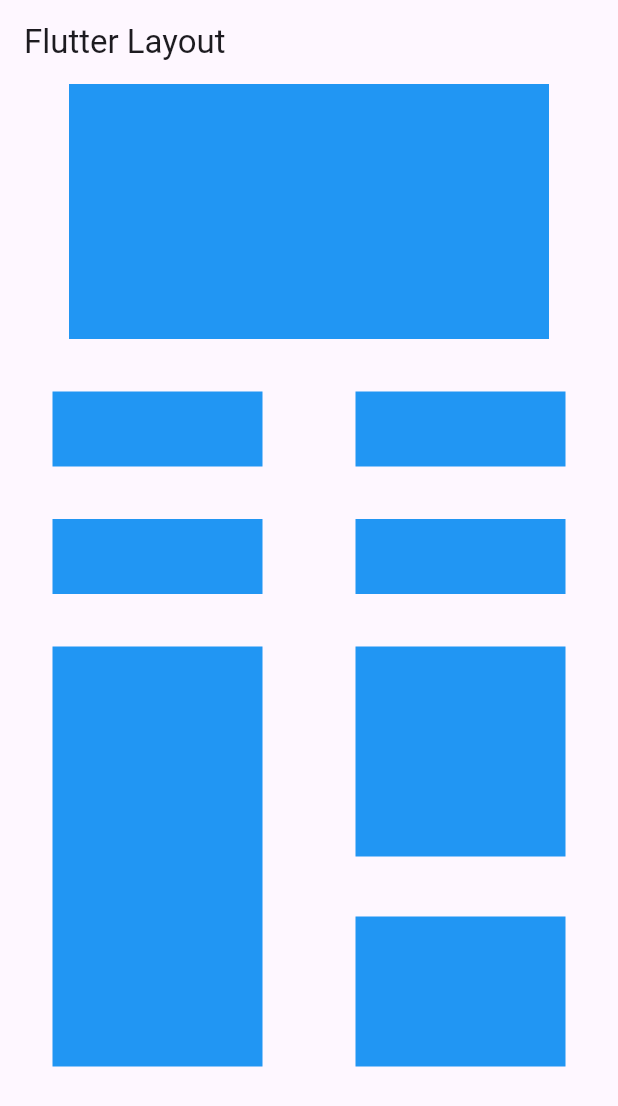
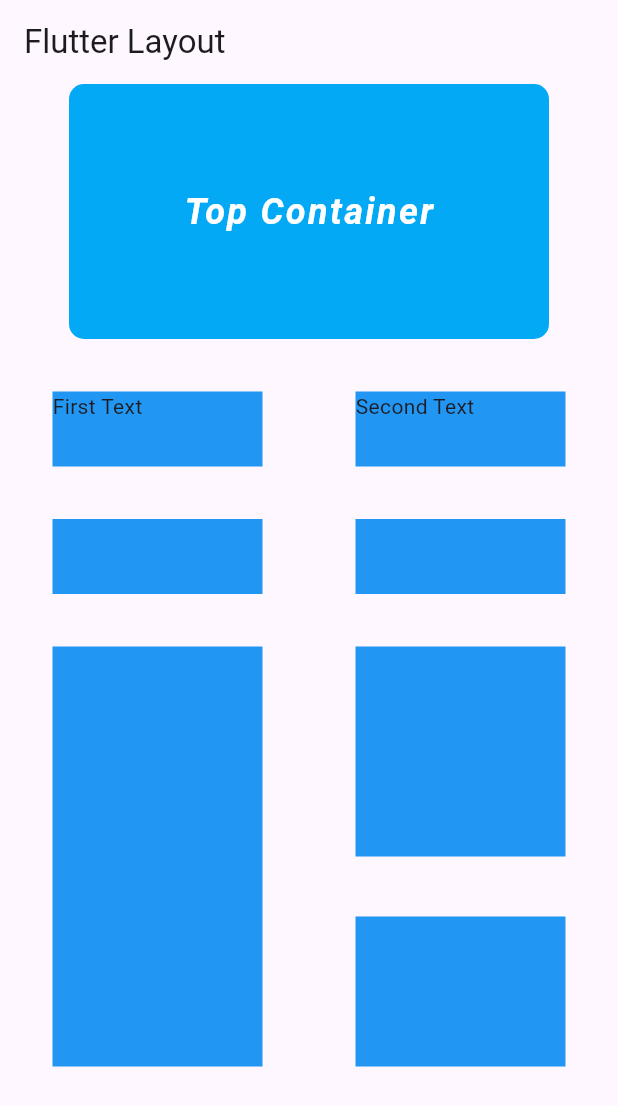
Before and after one commit to kwakyebrilliant/flutter-tutorial-2024, a Flutter app: the screen it shows after launch, on a phone screen of 412 x 824 dp. Shown: the top 1106 px of the screen. Run offline on Flutter 3.47's test engine with Material 3 defaults, Android fonts, the phone set to English and light mode, and no system bars.

Commit message:
tutorial-6 updates

```diff
--- a/lib/main.dart
+++ b/lib/main.dart
@@ -1,11 +1,17 @@
 import 'package:flutter/material.dart';
 
 void main() {
-  runApp(const MyApp());
+  runApp(const MyApp(
+    firstText: 'First Text',
+    secontText: 'Second Text',
+  ));
 }
 
 class MyApp extends StatelessWidget {
-  const MyApp({super.key});
+  const MyApp({super.key, required this.firstText, required this.secontText});
+
+  final String firstText;
+  final String secontText;
 
   // This widget is the root of your application.
   @override
@@ -22,7 +28,22 @@ class MyApp extends StatelessWidget {
               child: Container(
                 height: 170.0,
                 width: 320.0,
-                color: Colors.blue,
+                decoration: BoxDecoration(
+                  color: Colors.lightBlue,
+                  borderRadius: BorderRadius.circular(10.0),
+                ),
+                child: const Center(
+                  child: Text(
+                    'Top Container',
+                    style: TextStyle(
+                      color: Colors.white,
+                      fontSize: 24.0,
+                      fontWeight: FontWeight.bold,
+                      fontStyle: FontStyle.italic,
+                      letterSpacing: 1.5,
+                    ),
+                  ),
+                ),
               ),
             ),
 
@@ -37,6 +58,7 @@ class MyApp extends StatelessWidget {
                     height: 50.0,
                     width: 140.0,
                     color: Colors.blue,
+                    child: Text(firstText),
                   ),
 
                   //second container
@@ -44,6 +66,7 @@ class MyApp extends StatelessWidget {
                     height: 50.0,
                     width: 140.0,
                     color: Colors.blue,
+                    child: Text(secontText),
                   ),
                 ],
               ),
```
